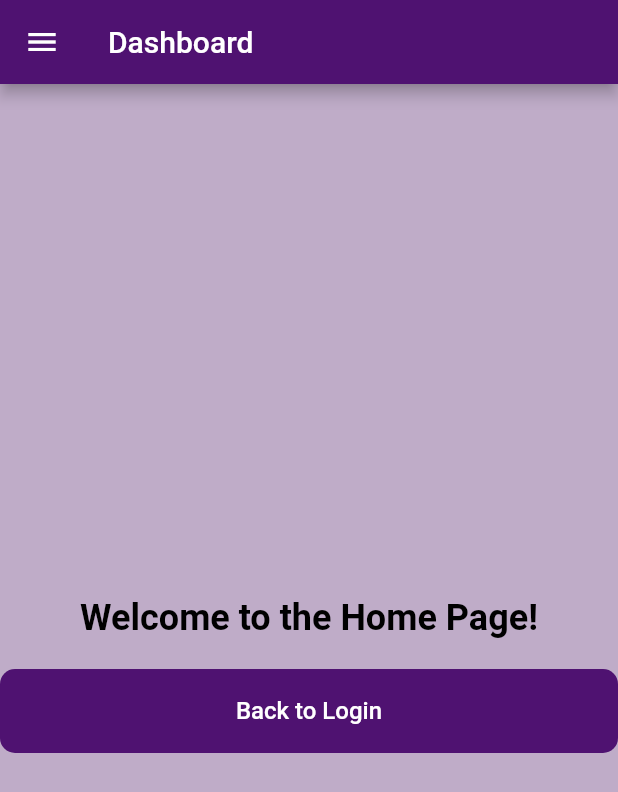
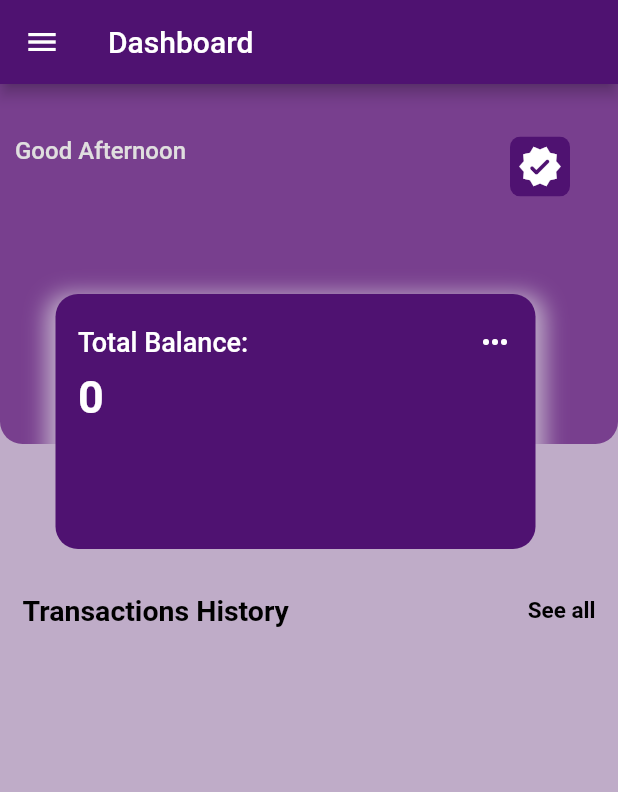
Before and after one commit to Juiceyyyy/UniPay, a Flutter app: the HomePage screen opened directly, on a phone screen of 412 x 824 dp. Shown: the top 792 px of the screen. Run offline on Flutter 3.47's test engine with Material 2 defaults, Android fonts, the phone set to English and light mode, and no system bars; our stand-ins replace cloud_firestore, firebase_auth, firebase_core, flutter_svg, google_sign_in, local_auth; accounts and stored records are empty.

Commit message:
Added Dashboard

```diff
--- /dev/null
+++ b/lib/Screens/Home/components/dashboard.dart
@@ -0,0 +1,248 @@
+import 'package:flutter/material.dart';
+import 'package:unipay/constants.dart';
+import 'package:firebase_auth/firebase_auth.dart';
+import 'package:cloud_firestore/cloud_firestore.dart';
+
+class Dashboard extends StatefulWidget {
+  @override
+  _DashboardState createState() => _DashboardState();
+}
+
+class _DashboardState extends State<Dashboard> {
+  String userEmail = "";
+  int userBalance = 0;
+
+
+  @override
+  void initState() {
+    super.initState();
+    fetchUserData();
+  }
+
+  Future<void> fetchUserData() async {
+    final user = FirebaseAuth.instance.currentUser;
+    if (user != null) {
+      setState(() {
+        userEmail = user.email ?? "Email not found";
+      });
+    }
+
+    final firestore = FirebaseFirestore.instance;
+    final userBalanceDoc = firestore.collection('users').doc(user?.uid);
+
+    try {
+      final documentSnapshot = await userBalanceDoc.get();
+
+      if (documentSnapshot.exists) {
+        final data = documentSnapshot.data();
+        final balance = data?['Balance']; // No need to cast to double
+        setState(() {
+          userBalance = balance as int; // Convert to int
+        });
+      } else {
+        print("Document does not exist.");
+      }
+    } catch (e) {
+      print("Error fetching data: $e");
+    }
+  }
+
+
+
+
+  @override
+  Widget build(BuildContext context) {
+    return Scaffold(
+      backgroundColor: color12,
+      body: SafeArea(
+        child: CustomScrollView(
+          slivers: [
+            SliverToBoxAdapter(
+              child: SizedBox(height: 340, child: _head()),
+            ),
+            SliverToBoxAdapter(
+              child: Padding(
+                padding: EdgeInsets.symmetric(horizontal: 15),
+                child: Row(
+                  mainAxisAlignment: MainAxisAlignment.spaceBetween,
+                  children: [
+                    Text(
+                      'Transactions History',
+                      style: TextStyle(
+                        fontWeight: FontWeight.w600,
+                        fontSize: 19,
+                        color: Colors.black,
+                      ),
+                    ),
+                    Text(
+                      'See all',
+                      style: TextStyle(
+                        fontWeight: FontWeight.w600,
+                        fontSize: 15,
+                        color: Colors.black,
+                      ),
+                    ),
+                  ],
+                ),
+              ),
+            ),
+          ],
+        ),
+      ),
+    );
+  }
+
+  Widget _head() {
+    return Stack(
+      children: [
+        Column(
+          children: [
+
+            //Name Card
+            Container(
+              width: double.infinity,
+              height: 240,
+              decoration: BoxDecoration( // Removed 'const' here
+                color: color14,
+                borderRadius: BorderRadius.only(
+                  bottomLeft: Radius.circular(15),
+                  bottomRight: Radius.circular(15),
+                ),
+              ),
+              child: Stack(
+                children: [
+                  Positioned(
+                    top: 35,
+                    left: 340,
+                    child: ClipRRect(
+                      borderRadius: BorderRadius.circular(7),
+                      child: Container(
+                        height: 40,
+                        width: 40,
+                        color: color15,
+                        child: Icon(
+                          Icons.verified_rounded,
+                          size: 30,
+                          color: Colors.white,
+                        ),
+                      ),
+                    ),
+                  ),
+                  Padding(
+                    padding: EdgeInsets.only(top: 35, left: 10), // Removed 'const' here
+                    child: Column(
+                      crossAxisAlignment: CrossAxisAlignment.start,
+                      children: [
+                        Text(
+                          'Good Afternoon',
+                          style: TextStyle(
+                            fontWeight: FontWeight.w500,
+                            fontSize: 16,
+                            color: Color.fromARGB(255, 224, 223, 223),
+                          ),
+                        ),
+                        Text(
+                          '$userEmail', // Displaying the userEmail (replace with Name later)
+                          style: TextStyle(
+                            fontWeight: FontWeight.w600,
+                            fontSize: 20,
+                            color: Colors.white,
+                          ),
+                        ),
+                      ],
+                    ),
+                  )
+                ],
+              ),
+            ),
+          ],
+        ),
+
+        //Balance Card
+        Positioned(
+          top: 140,
+          left: 37,
+          child: Container(
+            height: 170,
+            width: 320,
+            decoration: BoxDecoration( // Removed 'const' here
+              boxShadow: [
+                BoxShadow(
+                  color: color12,
+                  offset: Offset(0, 6),
+                  blurRadius: 12,
+                  spreadRadius: 6,
+                ),
+              ],
+              color: color15,
+              borderRadius: BorderRadius.circular(15),
+            ),
+            child: Column(
+              children: [
+                SizedBox(height: 20), //Add Space Above Total Balance
+                const Padding(
+                  padding: EdgeInsets.symmetric(horizontal: 15),
+                  child: Row(
+                    mainAxisAlignment: MainAxisAlignment.spaceBetween,
+                    children: [
+                      Text(
+                        'Total Balance:',
+                        style: TextStyle(
+                          fontWeight: FontWeight.w500,
+                          fontSize: 18,
+                          color: Colors.white,
+                        ),
+                      ),
+                      Icon(
+                        Icons.more_horiz,
+                        color: Colors.white,
+                      ),
+                    ],
+                  ),
+                ),
+                SizedBox(height: 7),
+                Padding(
+                  padding: const EdgeInsets.only(left: 15),
+                  child: Row(
+                    children: [
+                      Text(
+                        '$userBalance',
+                        style: TextStyle(
+                          fontWeight: FontWeight.bold,
+                          fontSize: 30,
+                          color: Colors.white,
+                        ),
+                      ),
+                    ],
+                  ),
+                ),
+                SizedBox(height: 25),
+
+                //Add things inside Balance Card
+                Padding(
+                  padding: EdgeInsets.symmetric(horizontal: 15),
+                  child: Row(
+                    mainAxisAlignment: MainAxisAlignment.spaceBetween,
+                    children: [
+                      // Add your widgets here
+                    ],
+                  ),
+                ),
+                SizedBox(height: 6),
+                Padding(
+                  padding: EdgeInsets.symmetric(horizontal: 30),
+                  child: Row(
+                    mainAxisAlignment: MainAxisAlignment.spaceBetween,
+                    children: [
+                      // Add your widgets here
+                    ],
+                  ),
+                ),
+              ],
+            ),
+          ),
+        ),
+      ],
+    );
+  }
+}
--- a/lib/Screens/Home/home_page.dart
+++ b/lib/Screens/Home/home_page.dart
@@ -2,6 +2,7 @@ import 'package:firebase_auth/firebase_auth.dart';
 import 'package:flutter/material.dart';
 import 'package:unipay/Screens/Login/login_screen.dart';
 import 'package:unipay/constants.dart';
+import 'components/dashboard.dart';
 
 class HomePage extends StatelessWidget {
   @override
@@ -46,8 +47,9 @@ class HomePage extends StatelessWidget {
               onTap: () {
                 // Add functionality here for Button 2
               },
-            ),ListTile(
-              title: Text('Recieve'),
+            ),
+            ListTile(
+              title: Text('Receive'),
               onTap: () {
                 // Add functionality here for Button 1
               },
@@ -58,44 +60,20 @@ class HomePage extends StatelessWidget {
                 // Add functionality here for Button 1
               },
             ),
+            ListTile(
+              title: Text('Sign Out'),
+              onTap: () {
+                // Add functionality here for Button 1
+                _signOut(context);
+              },
+            ),
           ],
         ),
-      ),
-      body: Container(
-
-        child: Center(
-          child: Column(
-            mainAxisAlignment: MainAxisAlignment.center,
-            children: <Widget>[
-
-              SizedBox(height: 20),
-              Text(
-                'Welcome to the Home Page!',
-                style: TextStyle(fontSize: 24.0, fontWeight: FontWeight.bold, color: Colors.black),
-              ),
-              SizedBox(height: 20),
-              ElevatedButton(
-                onPressed: () {
-                  _signOut(context); // Call the _signOut function when the button is pressed
-                },
-                style: ElevatedButton.styleFrom(
-                  backgroundColor: color15, // Setting the button color to primary
-                  padding: EdgeInsets.symmetric(vertical: 16.0),
-                  shape: RoundedRectangleBorder(
-                    borderRadius: BorderRadius.circular(10.0),
-                  ),
-                ),
-                child: Text(
-                  'Back to Login',
-                  style: TextStyle(color: Colors.white, fontSize: 16.0),
-                ),
-              ),
-            ],
-          ),
-        ),
-      ),
+      ), // Add a comma here
+      body: Dashboard(),
     );
   }
+
   Future<void> _signOut(BuildContext context) async {
     try {
       await FirebaseAuth.instance.signOut();
--- a/lib/Screens/Login/login_screen.dart
+++ b/lib/Screens/Login/login_screen.dart
@@ -1,7 +1,8 @@
 import 'package:flutter/material.dart';
 import 'package:unipay/responsive.dart';
-
 import '../../components/background.dart';
+import '../../constants.dart';
+import '../Signup/components/socal_sign_up.dart';
 import 'components/login_form.dart';
 import 'components/login_screen_top_image.dart';
 
@@ -10,26 +11,29 @@ class LoginScreen extends StatelessWidget {
 
   @override
   Widget build(BuildContext context) {
-    return const Background(
+    return Background(
       child: SingleChildScrollView(
         child: Responsive(
           mobile: MobileLoginScreen(),
           desktop: Row(
             children: [
-              Expanded(
+              const Expanded(
                 child: LoginScreenTopImage(),
               ),
               Expanded(
-                child: Row(
+                child: Column(
                   mainAxisAlignment: MainAxisAlignment.center,
                   children: [
-                    SizedBox(
+                    const SizedBox(
                       width: 450,
                       child: LoginForm(),
                     ),
+                    SizedBox(height: defaultPadding / 2,
+                        child: SocalSignUp()
+                    )
                   ],
                 ),
-              ),
+              )
             ],
           ),
         ),
@@ -38,6 +42,7 @@ class LoginScreen extends StatelessWidget {
   }
 }
 
+
 class MobileLoginScreen extends StatelessWidget {
   const MobileLoginScreen({
     Key? key,
@@ -45,7 +50,7 @@ class MobileLoginScreen extends StatelessWidget {
 
   @override
   Widget build(BuildContext context) {
-    return const Column(
+    return Column(
       mainAxisAlignment: MainAxisAlignment.center,
       children: <Widget>[
         LoginScreenTopImage(),
@@ -59,6 +64,7 @@ class MobileLoginScreen extends StatelessWidget {
             Spacer(),
           ],
         ),
+        SocalSignUp()
       ],
     );
   }
--- a/lib/Screens/Signup/components/socal_sign_up.dart
+++ b/lib/Screens/Signup/components/socal_sign_up.dart
@@ -21,18 +21,18 @@ class SocalSignUp extends StatelessWidget {
         Row(
           mainAxisAlignment: MainAxisAlignment.center,
           children: <Widget>[
-            SocalIcon(
-              iconSrc: "assets/icons/facebook.svg",
-              press: () {
-                // Implement Facebook Sign-In here
-              },
-            ),
-            SocalIcon(
-              iconSrc: "assets/icons/twitter.svg",
-              press: () {
-                // Implement Twitter Sign-In here
-              },
-            ),
+            // SocalIcon(
+            //   iconSrc: "assets/icons/facebook.svg",
+            //   press: () {
+            //     // Implement Facebook Sign-In here
+            //   },
+            // ),
+            // SocalIcon(
+            //   iconSrc: "assets/icons/twitter.svg",
+            //   press: () {
+            //     // Implement Twitter Sign-In here
+            //   },
+            // ),
             SocalIcon(
               iconSrc: "assets/icons/google-plus.svg",
               press: () {
@@ -44,32 +44,31 @@ class SocalSignUp extends StatelessWidget {
       ],
     );
   }
-
+//checks if user is already registered in db, if not then assigns default values
   Future<void> _handleGoogleSignIn(BuildContext context) async {
     try {
-      final GoogleSignInAccount? googleUser =
-      await GoogleSignIn(scopes: ['email']).signIn();
+      final GoogleSignInAccount? googleUser = await GoogleSignIn(scopes: ['email']).signIn();
       final GoogleSignInAuthentication googleAuth = await googleUser!.authentication;
       final AuthCredential credential = GoogleAuthProvider.credential(
         accessToken: googleAuth.accessToken,
         idToken: googleAuth.idToken,
       );
-      final UserCredential authResult =
-      await FirebaseAuth.instance.signInWithCredential(credential);
+      final UserCredential authResult = await FirebaseAuth.instance.signInWithCredential(credential);
 
       User? user = FirebaseAuth.instance.currentUser;
       String? uid = user?.uid;
 
-      // Now you have the UID, you can store it in Firestore or perform other actions.
       // Reference to Firestore
       FirebaseFirestore firestore = FirebaseFirestore.instance;
 
       // Create a document reference using the user's UID
       DocumentReference userDoc = firestore.collection('users').doc(uid);
 
-      // Define the user data to be stored
+      // Check if the user document exists
+      final userDocSnapshot = await userDoc.get();
+      if (!userDocSnapshot.exists) {
+        // User document doesn't exist, set the user data
         Map<String, dynamic> userData = {
-        // 'displayName': user?.displayName,
           'Email': user?.email,
           'Balance': 0, // Initialize 'Balance' to 0 by default
           'Admin': false,
@@ -78,7 +77,7 @@ class SocalSignUp extends StatelessWidget {
         // Set the user data in the Firestore document
         await userDoc.set(userData);
         print('User data added to Firestore');
-
+      }
 
       if (authResult.user != null) {
         Navigator.pushAndRemoveUntil(
--- a/lib/components/already_have_an_account_acheck.dart
+++ b/lib/components/already_have_an_account_acheck.dart
@@ -1,5 +1,6 @@
 import 'package:flutter/material.dart';
 import 'package:unipay/constants.dart';
+import 'package:firebase_auth/firebase_auth.dart';
 
 class AlreadyHaveAnAccountCheck extends StatelessWidget {
   final bool login;
@@ -12,6 +13,36 @@ class AlreadyHaveAnAccountCheck extends StatelessWidget {
 
   @override
   Widget build(BuildContext context) {
+    return FutureBuilder<User?>(
+      future: FirebaseAuth.instance.authStateChanges().first,
+      builder: (context, snapshot) {
+        if (snapshot.connectionState == ConnectionState.waiting) {
+          return CircularProgressIndicator(); // Show loading indicator while checking authentication state
+        } else if (snapshot.hasData) {
+          // A user is signed in, show "Sign Out" instead of "Sign Up"
+          return Row(
+            mainAxisAlignment: MainAxisAlignment.center,
+            children: <Widget>[
+              Text(
+                login ? "Don’t have an Account ? " : "Already have an Account ? ",
+                style: const TextStyle(color: kPrimaryColor),
+              ),
+              GestureDetector(
+                onTap: () {
+                  FirebaseAuth.instance.signOut();
+                },
+                child: Text(
+                  login ? "Sign Up" : "Sign Out",
+                  style: const TextStyle(
+                    color: kPrimaryColor,
+                    fontWeight: FontWeight.bold,
+                  ),
+                ),
+              )
+            ],
+          );
+        } else {
+          // No user is signed in, show "Sign Up" for registration
           return Row(
             mainAxisAlignment: MainAxisAlignment.center,
             children: <Widget>[
@@ -22,7 +53,7 @@ class AlreadyHaveAnAccountCheck extends StatelessWidget {
               GestureDetector(
                 onTap: press as void Function()?,
                 child: Text(
-            login ? "Sign Up" : "Sign In",
+                  login ? "Sign Up" : "Login",
                   style: const TextStyle(
                     color: kPrimaryColor,
                     fontWeight: FontWeight.bold,
@@ -32,4 +63,7 @@ class AlreadyHaveAnAccountCheck extends StatelessWidget {
             ],
           );
         }
+      },
+    );
   }
+}
--- a/lib/main.dart
+++ b/lib/main.dart
@@ -7,6 +7,7 @@ import 'package:local_auth/local_auth.dart';
 import 'package:flutter/services.dart'; // Import this for PlatformException
 import 'package:flutter/foundation.dart' show kIsWeb; // Import this to check if it's a web platform
 import 'package:firebase_auth/firebase_auth.dart';
+
 
 import 'Screens/Home/home_page.dart'; // Import Firebase Authentication
 
```
Also changed, not shown: 1 other file. Lines whose indentation alone changed are shown as unchanged.
